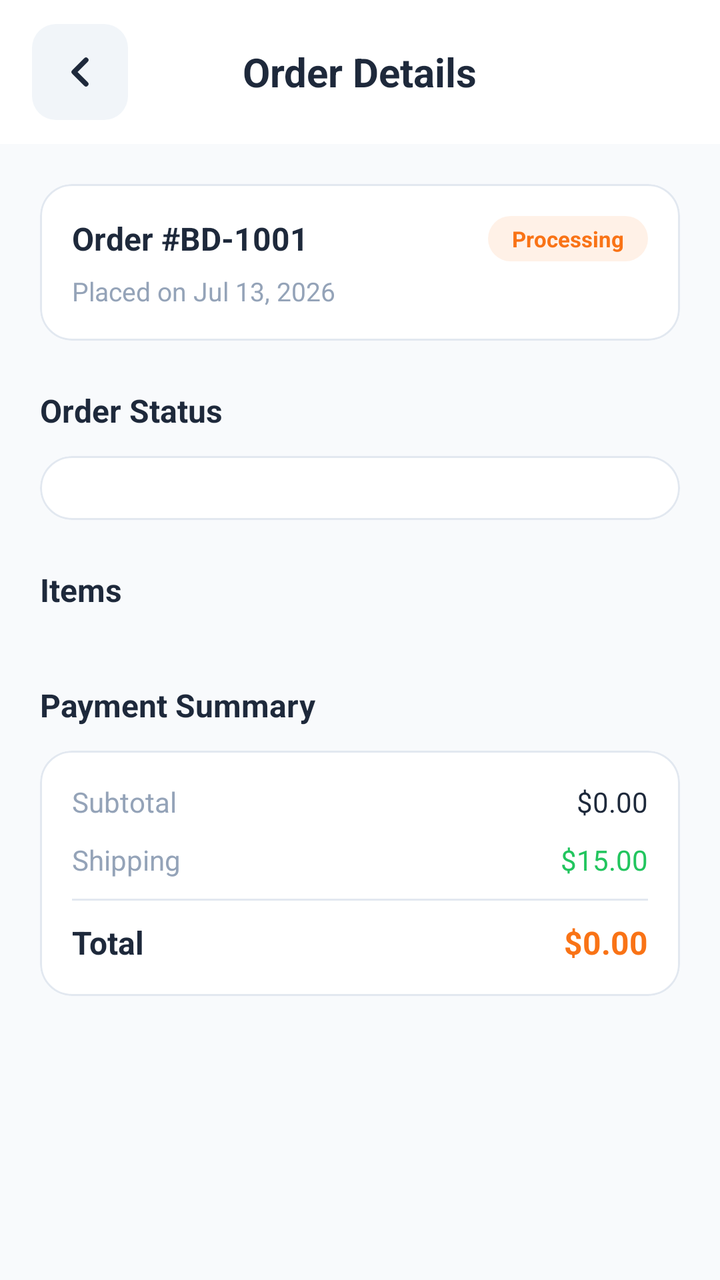
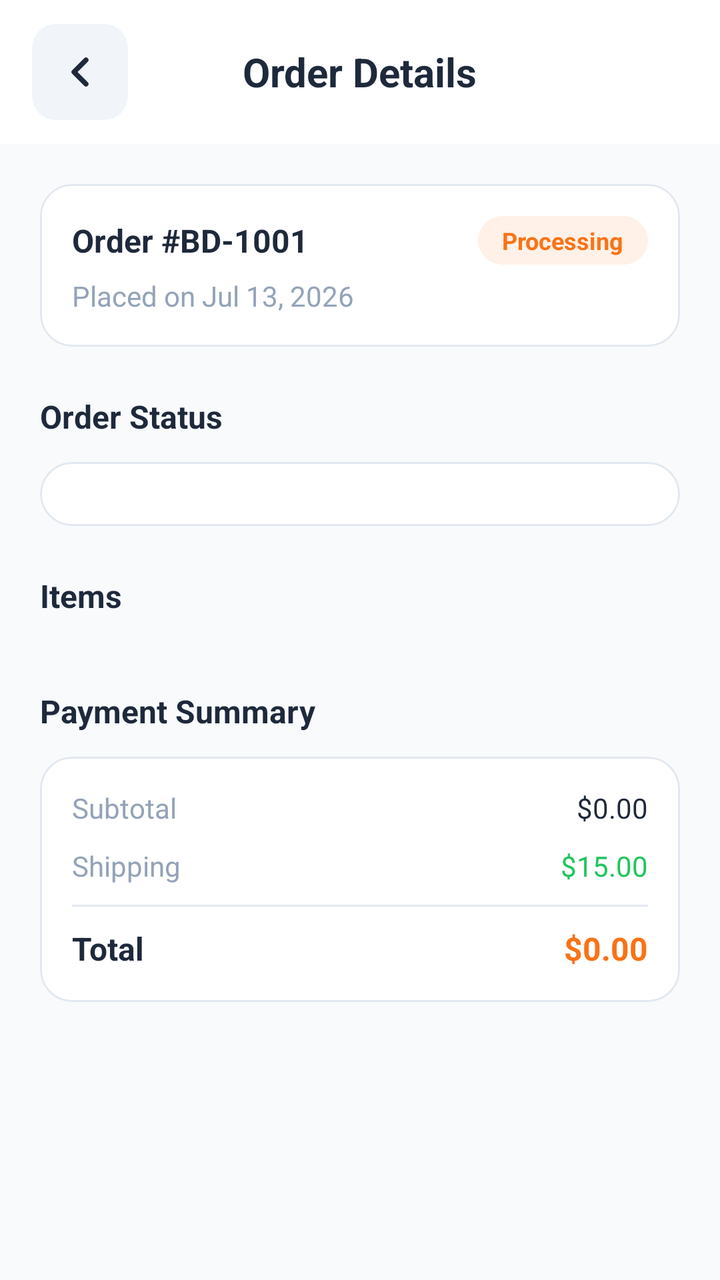

Compare the two renders of this Android layout. The source of the first and the diff that turns it into the second are given below.
<!-- AndroidManifest.xml: application theme Theme.BeckieDealApp -->
<!-- res/layout/activity_order_detail.xml -->
<?xml version="1.0" encoding="utf-8"?>
<androidx.constraintlayout.widget.ConstraintLayout xmlns:android="http://schemas.android.com/apk/res/android"
    xmlns:app="http://schemas.android.com/apk/res-auto"
    xmlns:tools="http://schemas.android.com/tools"
    android:layout_width="match_parent"
    android:layout_height="match_parent"
    android:background="@color/background"
    android:fitsSystemWindows="true"
    tools:context=".OrderDetailActivity">

    
    <com.google.android.material.appbar.AppBarLayout
        android:id="@+id/appBarLayout"
        android:layout_width="match_parent"
        android:layout_height="wrap_content"
        android:background="@color/surface"
        app:elevation="0dp"
        app:layout_constraintTop_toTopOf="parent">

        <com.google.android.material.appbar.MaterialToolbar
            android:id="@+id/topAppBar"
            android:layout_width="match_parent"
            android:layout_height="72dp"
            app:contentInsetStart="0dp">

            <RelativeLayout
                android:layout_width="match_parent"
                android:layout_height="match_parent"
                android:paddingHorizontal="16dp">

                <ImageView
                    android:id="@+id/backButton"
                    android:layout_width="48dp"
                    android:layout_height="48dp"
                    android:layout_alignParentStart="true"
                    android:layout_centerVertical="true"
                    android:background="@drawable/form_field_background"
                    android:padding="12dp"
                    android:src="@drawable/ic_arrow_left"
                    android:contentDescription="Back"
                    app:tint="@color/text_primary" />

                <TextView
                    android:id="@+id/toolbarTitle"
                    android:layout_width="wrap_content"
                    android:layout_height="wrap_content"
                    android:layout_centerInParent="true"
                    android:text="Order Details"
                    android:textColor="@color/text_primary"
                    android:textSize="20sp"
                    android:textStyle="bold" />

            </RelativeLayout>

        </com.google.android.material.appbar.MaterialToolbar>
    </com.google.android.material.appbar.AppBarLayout>

    <androidx.core.widget.NestedScrollView
        android:id="@+id/orderDetailScroll"
        android:layout_width="match_parent"
        android:layout_height="0dp"
        android:fillViewport="true"
        app:layout_constraintTop_toBottomOf="@id/appBarLayout"
        app:layout_constraintBottom_toBottomOf="parent">

        <LinearLayout
            android:layout_width="match_parent"
            android:layout_height="wrap_content"
            android:orientation="vertical"
            android:padding="20dp">

            
            <com.google.android.material.card.MaterialCardView
                android:layout_width="match_parent"
                android:layout_height="wrap_content"
                app:cardCornerRadius="16dp"
                app:cardElevation="0dp"
                app:strokeWidth="1dp"
                app:strokeColor="@color/border_color"
                app:cardBackgroundColor="@color/surface">

                <LinearLayout
                    android:layout_width="match_parent"
                    android:layout_height="wrap_content"
                    android:orientation="vertical"
                    android:padding="16dp">

                    <LinearLayout
                        android:layout_width="match_parent"
                        android:layout_height="wrap_content"
                        android:orientation="horizontal"
                        android:gravity="center_vertical">

                        <TextView
                            android:id="@+id/detailOrderId"
                            android:layout_width="0dp"
                            android:layout_height="wrap_content"
                            android:layout_weight="1"
                            android:text="Order #BD-1001"
                            android:textColor="@color/text_primary"
                            android:textSize="16sp"
                            android:textStyle="bold" />

                        <TextView
                            android:id="@+id/detailStatusBadge"
                            android:layout_width="wrap_content"
                            android:layout_height="wrap_content"
                            android:background="@drawable/order_status_badge_bg"
                            android:paddingHorizontal="12dp"
                            android:paddingVertical="4dp"
                            android:text="Processing"
                            android:textColor="@color/primary"
                            android:textSize="11sp"
                            android:textStyle="bold" />
                    </LinearLayout>

                    <TextView
                        android:id="@+id/detailOrderDate"
                        android:layout_width="wrap_content"
                        android:layout_height="wrap_content"
                        android:layout_marginTop="6dp"
                        android:text="Placed on Jul 13, 2026"
                        android:textColor="@color/text_muted"
                        android:textSize="13sp" />

                </LinearLayout>

            </com.google.android.material.card.MaterialCardView>

            
            <TextView
                android:layout_width="wrap_content"
                android:layout_height="wrap_content"
                android:layout_marginTop="24dp"
                android:text="Order Status"
                android:textColor="@color/text_primary"
                android:textSize="16sp"
                android:textStyle="bold" />

            <com.google.android.material.card.MaterialCardView
                android:layout_width="match_parent"
                android:layout_height="wrap_content"
                android:layout_marginTop="12dp"
                app:cardCornerRadius="16dp"
                app:cardElevation="0dp"
                app:strokeWidth="1dp"
                app:strokeColor="@color/border_color"
                app:cardBackgroundColor="@color/surface">

                <LinearLayout
                    android:id="@+id/trackingTimeline"
                    android:layout_width="match_parent"
                    android:layout_height="wrap_content"
                    android:orientation="vertical"
                    android:padding="16dp" />

            </com.google.android.material.card.MaterialCardView>

            
            <TextView
                android:layout_width="wrap_content"
                android:layout_height="wrap_content"
                android:layout_marginTop="24dp"
                android:text="Items"
                android:textColor="@color/text_primary"
                android:textSize="16sp"
                android:textStyle="bold" />

            <LinearLayout
                android:id="@+id/detailItemsList"
                android:layout_width="match_parent"
                android:layout_height="wrap_content"
                android:orientation="vertical"
                android:layout_marginTop="12dp" />

            
            <TextView
                android:layout_width="wrap_content"
                android:layout_height="wrap_content"
                android:layout_marginTop="24dp"
                android:text="Payment Summary"
                android:textColor="@color/text_primary"
                android:textSize="16sp"
                android:textStyle="bold" />

            <com.google.android.material.card.MaterialCardView
                android:layout_width="match_parent"
                android:layout_height="wrap_content"
                android:layout_marginTop="12dp"
                app:cardCornerRadius="16dp"
                app:cardElevation="0dp"
                app:strokeWidth="1dp"
                app:strokeColor="@color/border_color"
                app:cardBackgroundColor="@color/surface">

                <LinearLayout
                    android:layout_width="match_parent"
                    android:layout_height="wrap_content"
                    android:orientation="vertical"
                    android:padding="16dp">

                    <LinearLayout
                        android:layout_width="match_parent"
                        android:layout_height="wrap_content"
                        android:orientation="horizontal"
                        android:layout_marginBottom="10dp">
                        <TextView
                            android:layout_width="0dp"
                            android:layout_height="wrap_content"
                            android:layout_weight="1"
                            android:text="Subtotal"
                            android:textColor="@color/text_muted"
                            android:textSize="14sp" />
                        <TextView
                            android:id="@+id/detailSubtotal"
                            android:layout_width="wrap_content"
                            android:layout_height="wrap_content"
                            android:text="$0.00"
                            android:textColor="@color/text_primary"
                            android:textSize="14sp" />
                    </LinearLayout>

                    <LinearLayout
                        android:layout_width="match_parent"
                        android:layout_height="wrap_content"
                        android:orientation="horizontal"
                        android:layout_marginBottom="10dp">
                        <TextView
                            android:layout_width="0dp"
                            android:layout_height="wrap_content"
                            android:layout_weight="1"
                            android:text="Shipping"
                            android:textColor="@color/text_muted"
                            android:textSize="14sp" />
                        <TextView
                            android:layout_width="wrap_content"
                            android:layout_height="wrap_content"
                            android:text="$15.00"
                            android:textColor="@color/green_stock"
                            android:textSize="14sp" />
                    </LinearLayout>

                    <View
                        android:layout_width="match_parent"
                        android:layout_height="1dp"
                        android:layout_marginBottom="10dp"
                        android:background="@color/border_color" />

                    <LinearLayout
                        android:layout_width="match_parent"
                        android:layout_height="wrap_content"
                        android:orientation="horizontal">
                        <TextView
                            android:layout_width="0dp"
                            android:layout_height="wrap_content"
                            android:layout_weight="1"
                            android:text="Total"
                            android:textColor="@color/text_primary"
                            android:textSize="16sp"
                            android:textStyle="bold" />
                        <TextView
                            android:id="@+id/detailTotal"
                            android:layout_width="wrap_content"
                            android:layout_height="wrap_content"
                            android:text="$0.00"
                            android:textColor="@color/primary"
                            android:textSize="16sp"
                            android:textStyle="bold" />
                    </LinearLayout>

                </LinearLayout>

            </com.google.android.material.card.MaterialCardView>

            
            <View
                android:layout_width="match_parent"
                android:layout_height="24dp" />

        </LinearLayout>

    </androidx.core.widget.NestedScrollView>

</androidx.constraintlayout.widget.ConstraintLayout>
<!-- resources referenced by this layout -->
<resources>
  <color name="background">#F8FAFC</color>
  <color name="border_color">#E2E8F0</color>
  <color name="green_stock">#22C55E</color>
  <color name="primary">#F97316</color>
  <color name="surface">#FFFFFF</color>
  <color name="text_muted">#94A3B8</color>
  <color name="text_primary">#1E293B</color>
  <!-- drawable form_field_background (drawable) -->
  <?xml version="1.0" encoding="utf-8"?>
  <shape xmlns:android="http://schemas.android.com/apk/res/android">
      <solid android:color="@color/input_background" />
      <corners android:radius="12dp" />
  </shape>
  <!-- drawable ic_arrow_left (drawable) -->
  <?xml version="1.0" encoding="utf-8"?>
  <vector xmlns:android="http://schemas.android.com/apk/res/android"
      android:width="24dp"
      android:height="24dp"
      android:viewportWidth="24"
      android:viewportHeight="24">
      <path
          android:fillColor="@android:color/transparent"
          android:pathData="M15,18L9,12L15,6"
          android:strokeColor="#FFFFFF"
          android:strokeWidth="2.5"
          android:strokeLineCap="round"
          android:strokeLineJoin="round" />
  </vector>
  <!-- drawable order_status_badge_bg (drawable) -->
  <?xml version="1.0" encoding="utf-8"?>
  <shape xmlns:android="http://schemas.android.com/apk/res/android"
      android:shape="rectangle">
      <solid android:color="#1AF97316" />
      <corners android:radius="20dp" />
  </shape>
  <style name="Theme.BeckieDealApp" parent="Base.Theme.BeckieDealApp" />
  <color name="input_background">#F1F5F9</color>
  <style name="Base.Theme.BeckieDealApp" parent="Theme.Material3.DayNight.NoActionBar">
          <item name="colorPrimary">@color/primary</item>
          <item name="colorOnPrimary">@color/on_primary</item>
          <item name="colorPrimaryContainer">@color/primary_container</item>
          <item name="colorOnPrimaryContainer">@color/on_primary_container</item>
          <item name="android:windowBackground">@color/background</item>
          <item name="colorSurface">@color/surface</item>
          <item name="colorOnSurface">@color/on_surface</item>
          
          <item name="bottomNavigationStyle">@style/Widget.App.BottomNavigationView</item>
      </style>
  <color name="on_primary">#FFFFFF</color>
  <color name="primary_container">#F97316</color>
  <color name="on_primary_container">#582200</color>
  <color name="on_surface">#251913</color>
  <style name="Widget.App.BottomNavigationView" parent="Widget.Material3.BottomNavigationView">
          <item name="itemIconSize">26dp</item>
          <item name="itemIconTint">@color/bottom_nav_color</item>
          <item name="itemTextColor">@color/bottom_nav_color</item>
          
          <item name="android:background">@null</item>
          <item name="backgroundTint">@null</item>
          <item name="labelVisibilityMode">unlabeled</item>
          <item name="itemActiveIndicatorStyle">@style/Widget.App.BottomNav.ActiveIndicator</item>
      </style>
  <style name="Widget.App.BottomNav.ActiveIndicator" parent="Widget.Material3.BottomNavigationView.ActiveIndicator">
          <item name="android:color">@color/nav_indicator_fill</item>
          <item name="android:width">52dp</item>
          <item name="android:height">40dp</item>
          <item name="shapeAppearance">@style/ShapeAppearance.App.BottomNav.ActiveIndicator</item>
      </style>
  <color name="nav_indicator_fill">#FFF1EB</color>
  <style name="ShapeAppearance.App.BottomNav.ActiveIndicator" parent="">
          <item name="cornerFamily">rounded</item>
          <item name="cornerSize">50%</item>
      </style>
</resources>

<!-- the commit's change to res/layout/activity_order_detail.xml (unified diff, before → after) -->
@@ -1,4 +1,4 @@
-<?xml version="1.0" encoding="utf-8"?>
+﻿<?xml version="1.0" encoding="utf-8"?>
 <androidx.constraintlayout.widget.ConstraintLayout xmlns:android="http://schemas.android.com/apk/res/android"
     xmlns:app="http://schemas.android.com/apk/res-auto"
     xmlns:tools="http://schemas.android.com/tools"
@@ -47,7 +47,7 @@
                     android:layout_centerInParent="true"
                     android:text="Order Details"
                     android:textColor="@color/text_primary"
-                    android:textSize="20sp"
+                    android:textSize="@dimen/text_size_title"
                     android:textStyle="bold" />
 
             </RelativeLayout>
@@ -98,7 +98,7 @@
                             android:layout_weight="1"
                             android:text="Order #BD-1001"
                             android:textColor="@color/text_primary"
-                            android:textSize="16sp"
+                            android:textSize="@dimen/text_size_body_large"
                             android:textStyle="bold" />
 
                         <TextView
@@ -110,7 +110,7 @@
                             android:paddingVertical="4dp"
                             android:text="Processing"
                             android:textColor="@color/primary"
-                            android:textSize="11sp"
+                            android:textSize="@dimen/text_size_caption"
                             android:textStyle="bold" />
                     </LinearLayout>
 
@@ -121,7 +121,7 @@
                         android:layout_marginTop="6dp"
                         android:text="Placed on Jul 13, 2026"
                         android:textColor="@color/text_muted"
-                        android:textSize="13sp" />
+                        android:textSize="@dimen/text_size_body" />
 
                 </LinearLayout>
 
@@ -134,7 +134,7 @@
                 android:layout_marginTop="24dp"
                 android:text="Order Status"
                 android:textColor="@color/text_primary"
-                android:textSize="16sp"
+                android:textSize="@dimen/text_size_body_large"
                 android:textStyle="bold" />
 
             <com.google.android.material.card.MaterialCardView
@@ -163,7 +163,7 @@
                 android:layout_marginTop="24dp"
                 android:text="Items"
                 android:textColor="@color/text_primary"
-                android:textSize="16sp"
+                android:textSize="@dimen/text_size_body_large"
                 android:textStyle="bold" />
 
             <LinearLayout
@@ -180,7 +180,7 @@
                 android:layout_marginTop="24dp"
                 android:text="Payment Summary"
                 android:textColor="@color/text_primary"
-                android:textSize="16sp"
+                android:textSize="@dimen/text_size_body_large"
                 android:textStyle="bold" />
 
             <com.google.android.material.card.MaterialCardView
@@ -210,14 +210,14 @@
                             android:layout_weight="1"
                             android:text="Subtotal"
                             android:textColor="@color/text_muted"
-                            android:textSize="14sp" />
+                            android:textSize="@dimen/text_size_body" />
                         <TextView
                             android:id="@+id/detailSubtotal"
                             android:layout_width="wrap_content"
                             android:layout_height="wrap_content"
                             android:text="$0.00"
                             android:textColor="@color/text_primary"
-                            android:textSize="14sp" />
+                            android:textSize="@dimen/text_size_body" />
                     </LinearLayout>
 
                     <LinearLayout
@@ -231,13 +231,13 @@
                             android:layout_weight="1"
                             android:text="Shipping"
                             android:textColor="@color/text_muted"
-                            android:textSize="14sp" />
+                            android:textSize="@dimen/text_size_body" />
                         <TextView
                             android:layout_width="wrap_content"
                             android:layout_height="wrap_content"
                             android:text="$15.00"
                             android:textColor="@color/green_stock"
-                            android:textSize="14sp" />
+                            android:textSize="@dimen/text_size_body" />
                     </LinearLayout>
 
                     <View
@@ -256,7 +256,7 @@
                             android:layout_weight="1"
                             android:text="Total"
                             android:textColor="@color/text_primary"
-                            android:textSize="16sp"
+                            android:textSize="@dimen/text_size_body_large"
                             android:textStyle="bold" />
                         <TextView
                             android:id="@+id/detailTotal"
@@ -264,7 +264,7 @@
                             android:layout_height="wrap_content"
                             android:text="$0.00"
                             android:textColor="@color/primary"
-                            android:textSize="16sp"
+                            android:textSize="@dimen/text_size_body_large"
                             android:textStyle="bold" />
                     </LinearLayout>
 
<!-- resource entries referenced after the edit -->
@@ -7,6 +7,10 @@
   <color name="surface">#FFFFFF</color>
   <color name="text_muted">#94A3B8</color>
   <color name="text_primary">#1E293B</color>
+  <dimen name="text_size_body">13sp</dimen>
+  <dimen name="text_size_body_large">15sp</dimen>
+  <dimen name="text_size_caption">11sp</dimen>
+  <dimen name="text_size_title">18sp</dimen>
   <!-- drawable form_field_background (drawable) -->
   <?xml version="1.0" encoding="utf-8"?>
   <shape xmlns:android="http://schemas.android.com/apk/res/android">
